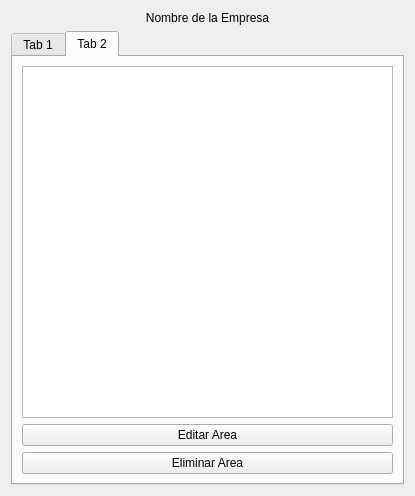
The window that src/vistas/VistaAdminArea.ui (ArthourVaSa/Aplicacion-Visor) describes before a commit, drawn with Qt 5.
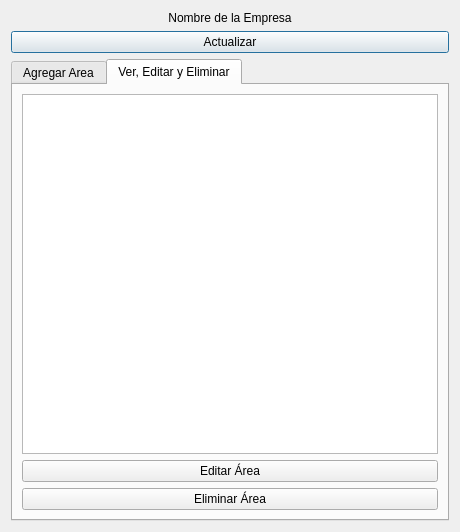
The same window after the commit.

```diff
--- a/src/vistas/VistaAdminArea.ui
+++ b/src/vistas/VistaAdminArea.ui
@@ -6,8 +6,8 @@
    <rect>
     <x>0</x>
     <y>0</y>
-    <width>415</width>
-    <height>496</height>
+    <width>460</width>
+    <height>532</height>
    </rect>
   </property>
   <property name="windowTitle">
@@ -24,6 +24,13 @@
      </property>
     </widget>
    </item>
+   <item>
+    <widget class="QPushButton" name="pushButton_actualizar">
+     <property name="text">
+      <string>Actualizar</string>
+     </property>
+    </widget>
+   </item>
    <item>
     <widget class="QTabWidget" name="tabWidget">
      <property name="currentIndex">
@@ -31,7 +38,7 @@
      </property>
      <widget class="QWidget" name="tab">
       <attribute name="title">
-       <string>Tab 1</string>
+       <string>Agregar Area</string>
       </attribute>
       <layout class="QVBoxLayout" name="verticalLayout_2">
        <item>
@@ -52,7 +59,7 @@
      </widget>
      <widget class="QWidget" name="tab_2">
       <attribute name="title">
-       <string>Tab 2</string>
+       <string>Ver, Editar y Eliminar</string>
       </attribute>
       <layout class="QVBoxLayout" name="verticalLayout_3">
        <item>
@@ -61,14 +68,14 @@
        <item>
         <widget class="QPushButton" name="pushButton_editar_area">
          <property name="text">
-          <string>Editar Area</string>
+          <string>Editar Área</string>
          </property>
         </widget>
        </item>
        <item>
         <widget class="QPushButton" name="pushButton_eliminar_area">
          <property name="text">
-          <string>Eliminar Area</string>
+          <string>Eliminar Área</string>
          </property>
         </widget>
        </item>
```
Left out of the diff: 10 changed lines with no effect on the pictures.
